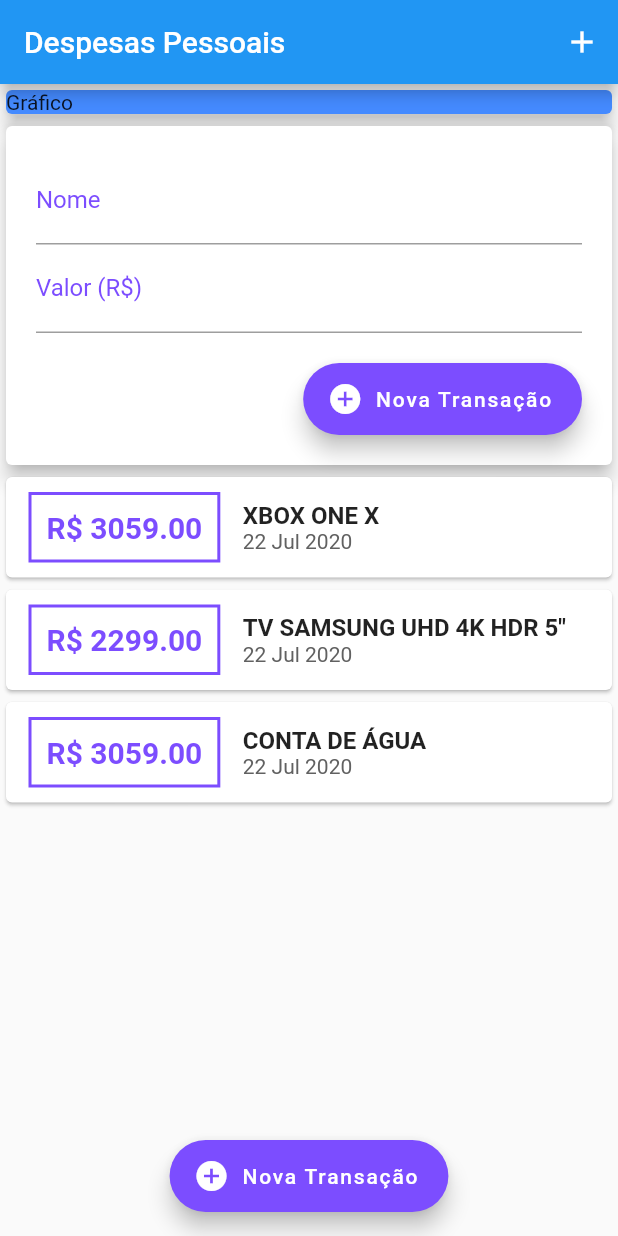
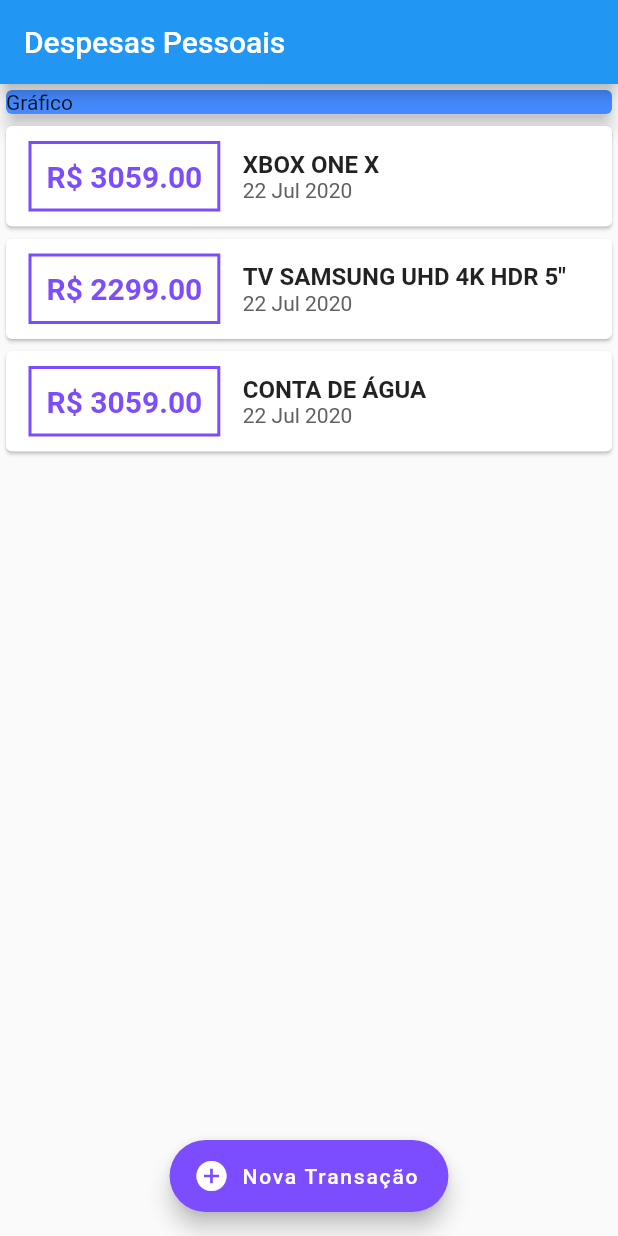
Before and after one commit to airtonferreira/daily-expenses, a Flutter app: the screen it shows after launch, on a phone screen of 412 x 824 dp. Run offline on Flutter 3.47's test engine with Material 2 defaults, Android fonts, the phone set to English and light mode, and no system bars.

Commit message:
change component transaction form to modal

```diff
--- a/lib/components/transaction_db.dart
+++ /dev/null
@@ -1,56 +0,0 @@
-import 'dart:math';
-
-import 'package:daily_expenses/models/transaction.dart';
-import 'package:flutter/material.dart';
-import '../components/transaction_form.dart';
-import '../components/transaction_list.dart';
-
-class TransactionDb extends StatefulWidget {
-  @override
-  _TransactionDbState createState() => _TransactionDbState();
-}
-
-class _TransactionDbState extends State<TransactionDb> {
-  final _transactions = [
-    Transaction(
-      id: '1',
-      title: 'XBOX ONE X',
-      price: 3059.00,
-      date: DateTime.now(),
-    ),
-    Transaction(
-      id: '2',
-      title: 'TV SAMSUNG UHD 4K HDR 5"',
-      price: 2299.00,
-      date: DateTime.now(),
-    ),
-    Transaction(
-      id: '3',
-      title: 'CONTA DE ÁGUA',
-      price: 3059.00,
-      date: DateTime.now(),
-    ),
-  ];
-
-  _addTransaction(String title, double price) {
-    final newTransaction = Transaction(
-        id: Random().nextDouble().toString(),
-        title: title,
-        price: price,
-        date: DateTime.now());
-
-    setState(() {
-      _transactions.add(newTransaction);
-    });
-  }
-
-  @override
-  Widget build(BuildContext context) {
-    return Column(
-      children: <Widget>[
-        TransactionForm(_addTransaction),
-        TransactionList(_transactions),
-      ],
-    );
-  }
-}
--- a/lib/main.dart
+++ b/lib/main.dart
@@ -1,6 +1,9 @@
+import 'package:flutter/cupertino.dart';
 import 'package:flutter/material.dart';
-
-import 'components/transaction_db.dart';
+import 'components/transaction_form.dart';
+import 'components/transaction_list.dart';
+import 'models/transaction.dart';
+import 'dart:math';
 
 main() => runApp(DailyExpensesApp());
 
@@ -11,13 +14,64 @@ class DailyExpensesApp extends StatelessWidget {
   }
 }
 
-class HomePage extends StatelessWidget {
+class HomePage extends StatefulWidget {
+  @override
+  _HomePageState createState() => _HomePageState();
+}
+
+class _HomePageState extends State<HomePage> {
+  final _transactions = [
+    Transaction(
+      id: '1',
+      title: 'XBOX ONE X',
+      price: 3059.00,
+      date: DateTime.now(),
+    ),
+    Transaction(
+      id: '2',
+      title: 'TV SAMSUNG UHD 4K HDR 5"',
+      price: 2299.00,
+      date: DateTime.now(),
+    ),
+    Transaction(
+      id: '3',
+      title: 'CONTA DE ÁGUA',
+      price: 3059.00,
+      date: DateTime.now(),
+    ),
+  ];
+
+  _addTransaction(String title, double price) {
+    final newTransaction = Transaction(
+        id: Random().nextDouble().toString(),
+        title: title,
+        price: price,
+        date: DateTime.now());
+
+    setState(() {
+      _transactions.add(newTransaction);
+    });
+  }
+
+  // Column(
+  //             children: <Widget>[
+  //               TransactionForm(_addTransaction),
+  //             ],
+  //           )
+
+  _openTransactionModal(BuildContext context) {
+    showModalBottomSheet(
+        context: context,
+        builder: (_) {
+          return TransactionForm(null);
+        });
+  }
+
   @override
   Widget build(BuildContext context) {
     return Scaffold(
       appBar: AppBar(
         title: Text('Despesas Pessoais'),
-        actions: <Widget>[IconButton(icon: Icon(Icons.add), onPressed: () {})],
       ),
       body: SingleChildScrollView(
         child: Column(
@@ -30,12 +84,12 @@ class HomePage extends StatelessWidget {
                 elevation: 5,
               ),
             ),
-            TransactionDb(),
+            TransactionList(_transactions),
           ],
         ),
       ),
       floatingActionButton: FloatingActionButton.extended(
-        onPressed: (() {}),
+        onPressed: (() => _openTransactionModal(context)),
         icon: Icon(Icons.add_circle),
         label: Text('Nova Transação'),
         backgroundColor: Colors.deepPurpleAccent,
```
